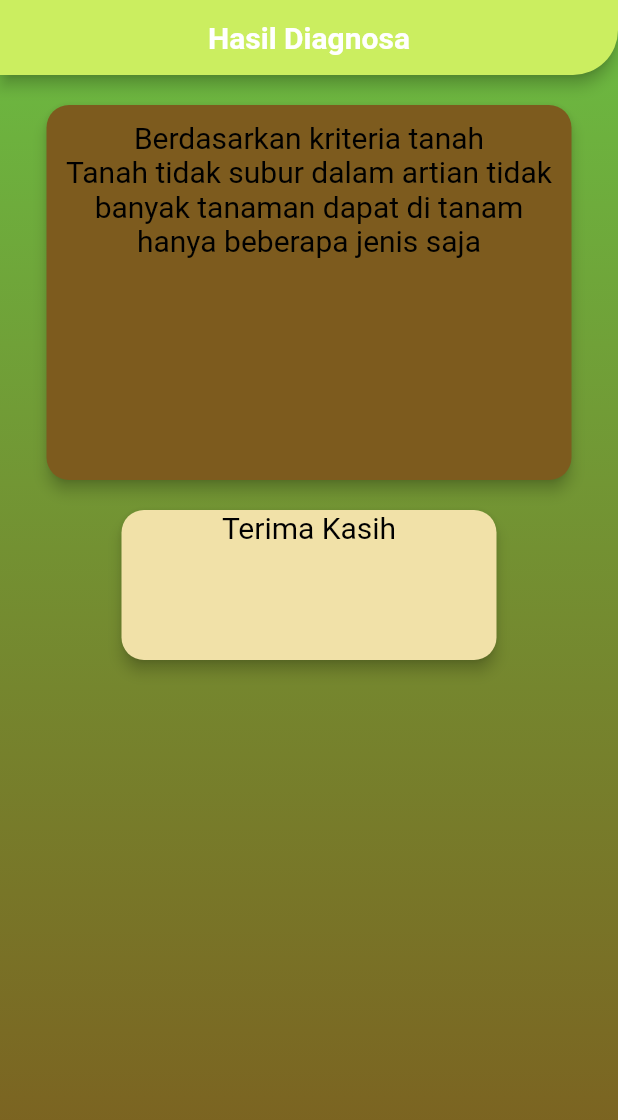
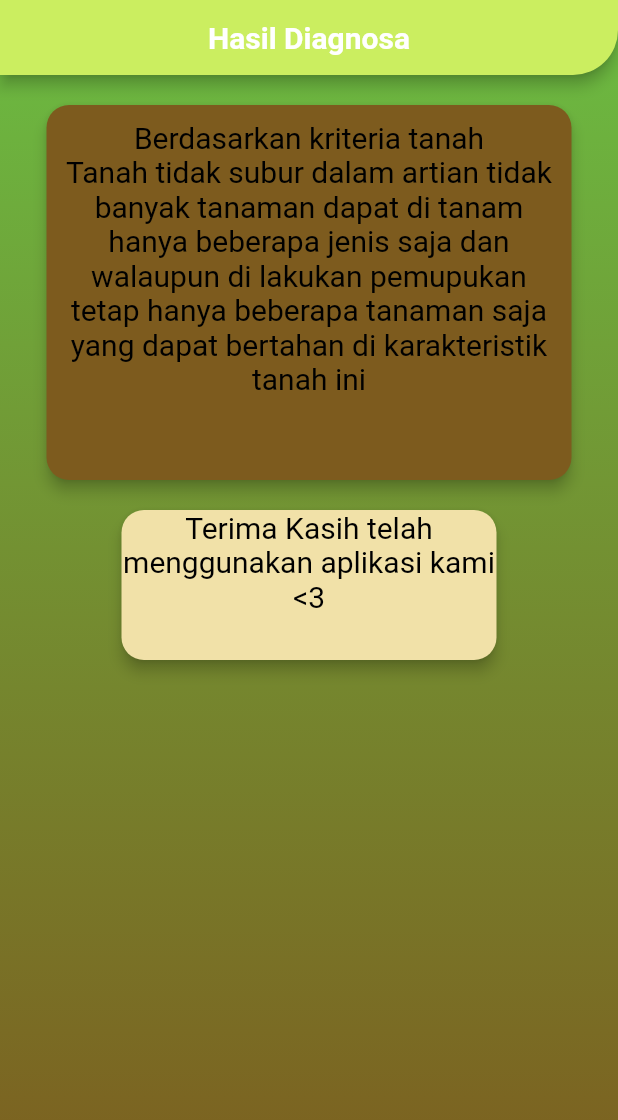
Before and after one commit to emperordeed/Kelompok-14-Apk-kesuburan-tanah, a Flutter app: the hasilDiagnosa3Widget screen opened directly, on a phone screen of 412 x 824 dp. Shown: the top 1120 px of the screen. Run offline on Flutter 3.47's test engine with Material 2 defaults, Android fonts, the phone set to English and light mode, and no system bars; our stand-ins replace auto_size_text, google_fonts; missing offline and left inert: dart:html; Roboto replaces fonts that are missing (Poppins).

Commit message:
Update hasildiagnosa3.dart

```diff
--- a/lib/pertanyaan/hasildiagnosa3.dart
+++ b/lib/pertanyaan/hasildiagnosa3.dart
@@ -92,7 +92,7 @@ class _hasilDiagnosa3WidgetState extends State<hasilDiagnosa3Widget> {
                     child: Padding(
                       padding: EdgeInsetsDirectional.fromSTEB(10, 10, 10, 10),
                       child: Text(
-                        'Berdasarkan kriteria tanah\nTanah tidak subur dalam artian tidak banyak tanaman dapat di tanam hanya beberapa jenis saja',
+                        'Berdasarkan kriteria tanah\nTanah tidak subur dalam artian tidak banyak tanaman dapat di tanam hanya beberapa jenis saja dan walaupun di lakukan pemupukan tetap hanya beberapa tanaman saja yang dapat bertahan di karakteristik tanah ini',
                         textAlign: TextAlign.center,
                         style: TextStyle(
                           fontFamily: 'Poppins',
@@ -120,7 +120,7 @@ class _hasilDiagnosa3WidgetState extends State<hasilDiagnosa3Widget> {
                       color: Color(0xFFF1E1A8),
                       borderRadius: BorderRadius.circular(15),
                     ),
-                    child: Text("Terima Kasih",
+                    child: Text("Terima Kasih telah menggunakan aplikasi kami <3",
                     textAlign: TextAlign.center,
                       style: TextStyle(
                           fontFamily: 'Poppins',
```
